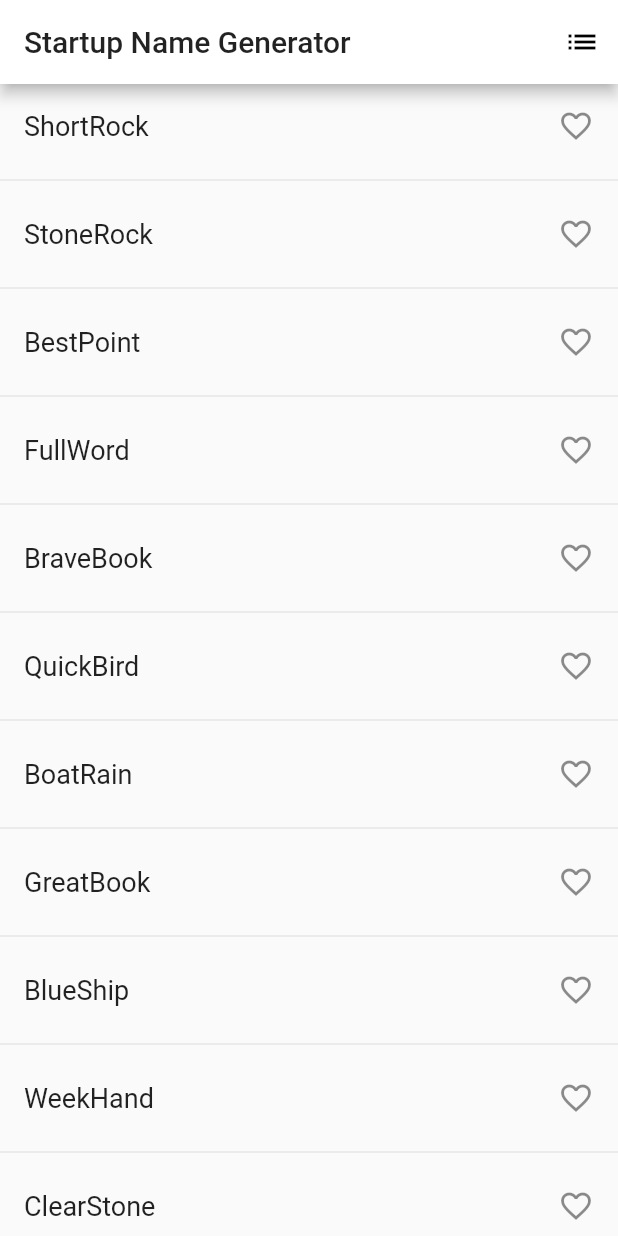
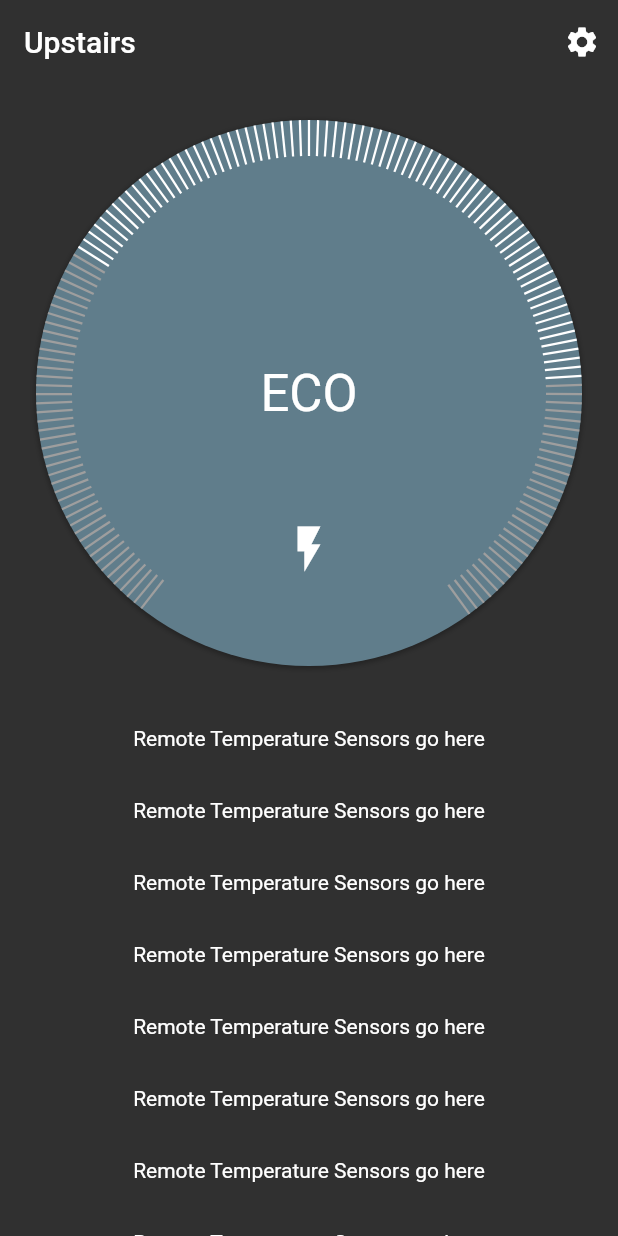
Before and after one commit to TytaniumDev/FlutterThermostat, a Flutter app: the screen it shows after launch, on a phone screen of 412 x 824 dp. Run offline on Flutter 3.47's test engine with Material 2 defaults, Android fonts, the phone set to English and light mode, and no system bars.

Commit message:
Sample code removed, Thermostat Control static ticks done
Inactive & Active ticks being drawn

```diff
--- a/flutter_thermostat/lib/main.dart
+++ b/flutter_thermostat/lib/main.dart
@@ -1,5 +1,5 @@
 import 'package:flutter/material.dart';
-import 'package:english_words/english_words.dart';
+import 'package:flutter_thermostat/thermostat/ThermostatOverview.dart';
 
 void main() => runApp(MyApp());
 
@@ -7,99 +7,11 @@ class MyApp extends StatelessWidget {
   @override
   Widget build(BuildContext context) {
     return MaterialApp(
-      title: 'Welcome to Flutter',
+      title: 'Flutterstat',
       theme: ThemeData(
-        primaryColor: Colors.white,
+        primaryColor: Colors.black,
       ),
-      home: RandomWords(),
+      home: ThermostatOverview(),
     );
   }
 }
-
-class RandomWords extends StatefulWidget {
-  @override
-  _RandomWordsState createState() => _RandomWordsState();
-}
-
-class _RandomWordsState extends State<RandomWords> {
-  final _suggestions = <WordPair>[];
-  final _biggerFont = const TextStyle(fontSize: 18.0);
-  final _saved = Set<WordPair>();
-
-  Widget _buildSuggestions() {
-    return ListView.builder(
-      itemBuilder: (context, i) {
-        if (i.isOdd) return Divider();
-
-        final index = i ~/ 2;
-
-        if (index >= _suggestions.length) {
-          _suggestions.addAll(generateWordPairs().take(10));
-        }
-
-        return _buildRow(_suggestions[index]);
-      },
-    );
-  }
-
-  @override
-  Widget build(BuildContext context) {
-    return Scaffold(
-      appBar: AppBar(
-        title: Text('Startup Name Generator'),
-        actions: <Widget>[
-          IconButton(
-            icon: Icon(Icons.list),
-            onPressed: _pushSaved,
-          )
-        ],
-      ),
-      body: _buildSuggestions(),
-    );
-  }
-
-  Widget _buildRow(WordPair pair) {
-    final alreadySaved = _saved.contains(pair);
-    return ListTile(
-      title: Text(
-        pair.asPascalCase,
-        style: _biggerFont,
-      ),
-      trailing: Icon(
-        alreadySaved ? Icons.favorite : Icons.favorite_border,
-        color: alreadySaved ? Colors.red : null,
-      ),
-      onTap: () {
-        setState(() {
-          alreadySaved ? _saved.remove(pair) : _saved.add(pair);
-        });
-      },
-    );
-  }
-
-  void _pushSaved() {
-    Navigator.of(context).push(MaterialPageRoute(builder: (context) {
-      final tiles = _saved.map(
-        (pair) {
-          return ListTile(
-            title: Text(
-              pair.asPascalCase,
-              style: _biggerFont,
-            ),
-          );
-        },
-      );
-      final divided =
-          ListTile.divideTiles(tiles: tiles, context: context).toList();
-      return Scaffold(
-        appBar: AppBar(
-          title: Text('Saved Suggestions'),
-        ),
-        body: ListView(
-          children: divided,
-        ),
-      );
-    },
-    ));
-  }
-}
--- /dev/null
+++ b/flutter_thermostat/lib/thermostat/ThermostatControl.dart
@@ -0,0 +1,112 @@
+import 'dart:math';
+
+import 'package:flutter/material.dart';
+
+class ThermostatControl extends StatefulWidget {
+  final double minTemp;
+  final double maxTemp;
+  final int ticks;
+
+  ThermostatControl(
+      {this.minTemp = 35.0, this.maxTemp = 90.0, this.ticks = 50});
+
+  @override
+  _ThermostatControlState createState() => _ThermostatControlState();
+}
+
+class _ThermostatControlState extends State<ThermostatControl> {
+  @override
+  Widget build(BuildContext context) {
+    return Container(
+      width: double.infinity,
+      child: Padding(
+        padding: const EdgeInsets.all(24.0),
+        child: AspectRatio(
+          aspectRatio: 1.0,
+          child: Container(
+            decoration: BoxDecoration(
+                shape: BoxShape.circle,
+                color: Colors.blueGrey,
+                boxShadow: [
+                  BoxShadow(
+                      color: const Color(0x44000000),
+                      blurRadius: 2.0,
+                      spreadRadius: 1.0,
+                      offset: const Offset(0.0, 1.0))
+                ]),
+            child: Stack(
+              alignment: Alignment.center,
+              children: <Widget>[
+                Container(
+                  width: double.infinity,
+                  height: double.infinity,
+                  padding: EdgeInsets.all(0.0),
+                  child: CustomPaint(
+                    painter: TickPainter(),
+                  ),
+                ),
+                Text(
+                  "ECO",
+                  style: TextStyle(color: Colors.white, fontSize: 34.0),
+                ),
+                Align(
+                    alignment: Alignment.bottomCenter,
+                    child: Padding(
+                      padding: const EdgeInsets.fromLTRB(0.0, 0.0, 0.0, 60.0),
+                      child: Icon(
+                        Icons.flash_on,
+                        color: Colors.white,
+                        size: 36.0,
+                      ),
+                    ))
+              ],
+            ),
+          ),
+        ),
+      ),
+    );
+  }
+}
+
+class TickPainter extends CustomPainter {
+  final inactiveTickPaint = Paint();
+  final activeTickPaint = Paint();
+  final tickCount = 150;
+  final tickLength = 24.0;
+  final bottomCutoutSizeMultiplier = 0.20;
+
+  //TODO: Convert temperature to % filled
+  //Ticks between the low and high will be filled.
+  final lowTemperature = 0.2;
+  final highTemperature = .7;
+
+  @override
+  void paint(Canvas canvas, Size size) {
+    activeTickPaint.color = Colors.white;
+    activeTickPaint.strokeWidth = 1.5;
+
+    inactiveTickPaint.color = Colors.grey;
+    inactiveTickPaint.strokeWidth = 1.5;
+
+    canvas.translate(size.width / 2, size.height / 2);
+    canvas.rotate(-bottomCutoutSizeMultiplier * pi);
+
+    final radius = size.width / 2;
+    for (var i = 0; i < tickCount; ++i) {
+      canvas.drawLine(
+          Offset(0.0, radius),
+          Offset(0.0, radius - tickLength),
+          i >= tickCount * lowTemperature && i <= tickCount * highTemperature
+              ? activeTickPaint
+              : inactiveTickPaint);
+
+      canvas.rotate(
+          2 * pi - (2 - 2 * bottomCutoutSizeMultiplier) * pi / tickCount);
+    }
+  }
+
+  @override
+  bool shouldRepaint(CustomPainter oldDelegate) {
+    return true;
+  }
+}
--- /dev/null
+++ b/flutter_thermostat/lib/thermostat/ThermostatOverview.dart
@@ -0,0 +1,46 @@
+import 'package:flutter/material.dart';
+import 'package:flutter_thermostat/thermostat/ThermostatControl.dart';
+
+class ThermostatOverview extends StatelessWidget {
+  @override
+  Widget build(BuildContext context) {
+    return Scaffold(
+      backgroundColor: Colors.grey[850],
+      appBar: AppBar(
+        title: Text(
+          'Upstairs',
+        ),
+        elevation: 0.0,
+        backgroundColor: Colors.transparent,
+        actions: <Widget>[
+          IconButton(
+            icon: Icon(Icons.settings),
+            onPressed: () {},
+          )
+        ],
+      ),
+      body: ListView.builder(itemBuilder: (context, i) {
+        if (i == 0) {
+          return ThermostatControl();
+        }
+
+        if (i < 15) {
+          return Row(
+            mainAxisAlignment: MainAxisAlignment.center,
+            mainAxisSize: MainAxisSize.max,
+            children: <Widget>[
+              Padding(
+                padding: const EdgeInsets.all(16.0),
+                child: Text(
+                  'Remote Temperature Sensors go here',
+                  style: Theme.of(context).primaryTextTheme.body1,
+                ),
+              ),
+            ],
+          );
+          //AAG
+        }
+      }),
+    );
+  }
+}
--- a/flutter_thermostat/pubspec.yaml
+++ b/flutter_thermostat/pubspec.yaml
@@ -8,7 +8,6 @@ dependencies:
   # The following adds the Cupertino Icons font to your application.
   # Use with the CupertinoIcons class for iOS style icons.
   cupertino_icons: ^0.1.2
-  english_words: ^3.1.0
 
 dev_dependencies:
   flutter_test:
```
Also changed, not shown: flutter_thermostat/pubspec.lock.
